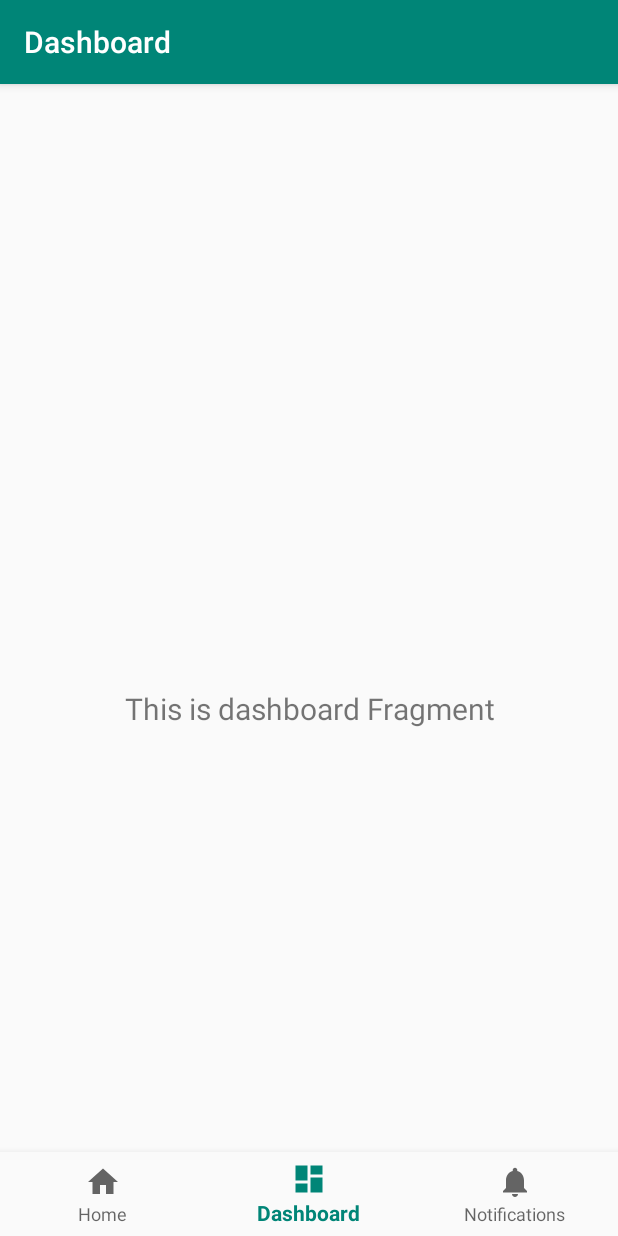
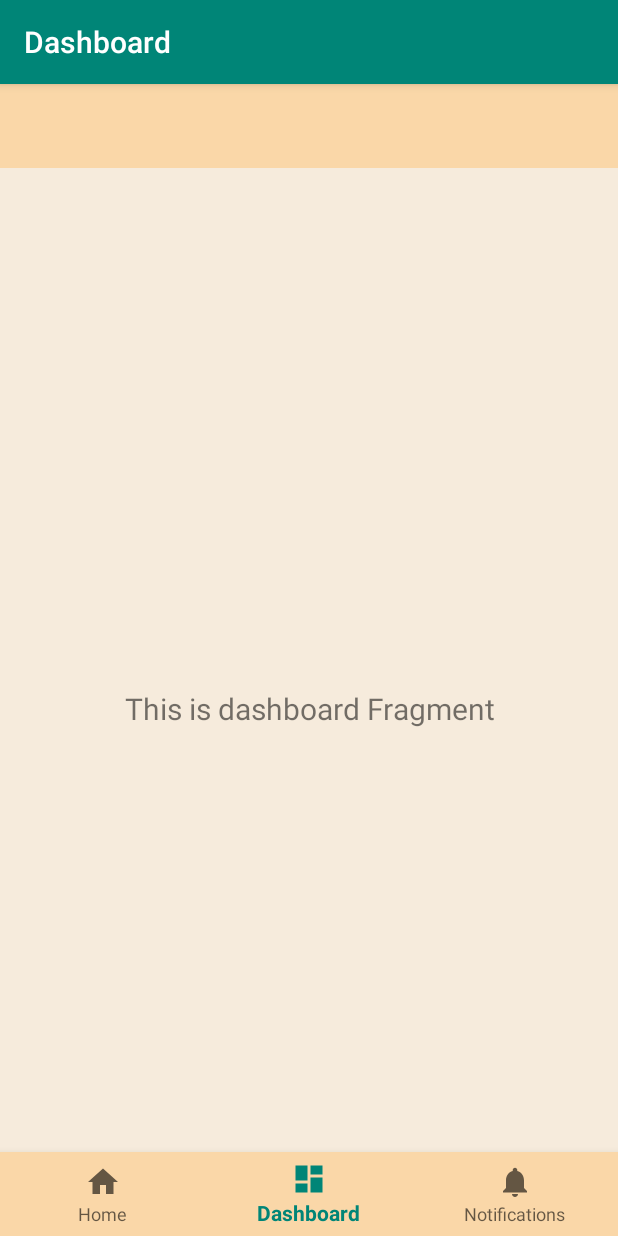
Before and after one commit to Arkani66/PetEncyclopedia, an Android app: the CatListFragment screen opened through its navigation route, on a phone screen of 412 x 824 dp. Run offline under Robolectric (Android 15) with nearby library versions, the phone set to English and light mode, and no system bars; our stand-ins replace navigation-ui.

Commit message:
implements bottom naviguation

```diff
--- a/app/src/main/java/com/example/petencyclopedia/ui/dashboard/DashboardFragment.kt
+++ b/app/src/main/java/com/example/petencyclopedia/ui/Cat/CatListFragment.kt
@@ -1,4 +1,4 @@
-package com.example.petencyclopedia.ui.dashboard
+package com.example.petencyclopedia.ui.Cat
 
 import android.os.Bundle
 import android.view.LayoutInflater
@@ -8,13 +8,12 @@ import android.widget.TextView
 import androidx.fragment.app.Fragment
 import androidx.lifecycle.Observer
 import androidx.lifecycle.ViewModelProvider
-import com.example.petencyclopedia.R
-import com.example.petencyclopedia.databinding.FragmentDashboardBinding
+import com.example.petencyclopedia.databinding.FragmentCatlistBinding
 
-class DashboardFragment : Fragment() {
+class CatListFragment : Fragment() {
 
     private lateinit var dashboardViewModel: DashboardViewModel
-    private var _binding: FragmentDashboardBinding? = null
+    private var _binding: FragmentCatlistBinding? = null
 
     // This property is only valid between onCreateView and
     // onDestroyView.
@@ -28,7 +27,7 @@ class DashboardFragment : Fragment() {
         dashboardViewModel =
             ViewModelProvider(this).get(DashboardViewModel::class.java)
 
-        _binding = FragmentDashboardBinding.inflate(inflater, container, false)
+        _binding = FragmentCatlistBinding.inflate(inflater, container, false)
         val root: View = binding.root
 
         val textView: TextView = binding.textDashboard
--- a/app/src/main/java/com/example/petencyclopedia/ui/dashboard/DashboardViewModel.kt
+++ b/app/src/main/java/com/example/petencyclopedia/ui/Cat/DashboardViewModel.kt
@@ -1,4 +1,4 @@
-package com.example.petencyclopedia.ui.dashboard
+package com.example.petencyclopedia.ui.Cat
 
 import androidx.lifecycle.LiveData
 import androidx.lifecycle.MutableLiveData
--- a/app/src/main/java/com/example/petencyclopedia/ui/home/HomeFragment.kt
+++ b/app/src/main/java/com/example/petencyclopedia/ui/Dog/DogListFragment.kt
@@ -1,4 +1,4 @@
-package com.example.petencyclopedia.ui.home
+package com.example.petencyclopedia.ui.Dog
 
 import android.os.Bundle
 import android.view.LayoutInflater
@@ -8,13 +8,12 @@ import android.widget.TextView
 import androidx.fragment.app.Fragment
 import androidx.lifecycle.Observer
 import androidx.lifecycle.ViewModelProvider
-import com.example.petencyclopedia.R
-import com.example.petencyclopedia.databinding.FragmentHomeBinding
+import com.example.petencyclopedia.databinding.FragmentDoglistBinding
 
-class HomeFragment : Fragment() {
+class DogListFragment : Fragment() {
 
     private lateinit var homeViewModel: HomeViewModel
-    private var _binding: FragmentHomeBinding? = null
+    private var _binding: FragmentDoglistBinding? = null
 
     // This property is only valid between onCreateView and
     // onDestroyView.
@@ -28,7 +27,7 @@ class HomeFragment : Fragment() {
         homeViewModel =
             ViewModelProvider(this).get(HomeViewModel::class.java)
 
-        _binding = FragmentHomeBinding.inflate(inflater, container, false)
+        _binding = FragmentDoglistBinding.inflate(inflater, container, false)
         val root: View = binding.root
 
         val textView: TextView = binding.textHome
--- a/app/src/main/java/com/example/petencyclopedia/ui/home/HomeViewModel.kt
+++ b/app/src/main/java/com/example/petencyclopedia/ui/Dog/HomeViewModel.kt
@@ -1,4 +1,4 @@
-package com.example.petencyclopedia.ui.home
+package com.example.petencyclopedia.ui.Dog
 
 import androidx.lifecycle.LiveData
 import androidx.lifecycle.MutableLiveData
--- a/app/src/main/res/layout/activity_naviguation_choice.xml
+++ b/app/src/main/res/layout/activity_naviguation_choice.xml
@@ -1,10 +1,21 @@
 <?xml version="1.0" encoding="utf-8"?>
-<androidx.constraintlayout.widget.ConstraintLayout xmlns:android="http://schemas.android.com/apk/res/android"
+<androidx.constraintlayout.widget.ConstraintLayout
+        xmlns:android="http://schemas.android.com/apk/res/android"
         xmlns:app="http://schemas.android.com/apk/res-auto"
         android:id="@+id/container"
         android:layout_width="match_parent"
         android:layout_height="match_parent"
-        android:paddingTop="?attr/actionBarSize">
+        android:paddingTop="?attr/actionBarSize"
+        android:background="@color/TopBar">
+
+    <ImageView
+            android:layout_width="match_parent"
+            android:layout_height="match_parent"
+            android:background="@color/Beige"
+            app:layout_constraintBottom_toBottomOf="parent"
+            app:layout_constraintLeft_toLeftOf="parent"
+            app:layout_constraintRight_toRightOf="parent"
+            app:layout_constraintTop_toTopOf="parent"/>
 
     <com.google.android.material.bottomnavigation.BottomNavigationView
             android:id="@+id/nav_view"
@@ -12,7 +23,7 @@
             android:layout_height="wrap_content"
             android:layout_marginStart="0dp"
             android:layout_marginEnd="0dp"
-            android:background="?android:attr/windowBackground"
+            android:background="@color/TopBar"
             app:layout_constraintBottom_toBottomOf="parent"
             app:layout_constraintLeft_toLeftOf="parent"
             app:layout_constraintRight_toRightOf="parent"
--- a/app/src/main/res/layout/fragment_home.xml
+++ b/app/src/main/res/layout/fragment_catlist.xml
@@ -1,13 +1,14 @@
 <?xml version="1.0" encoding="utf-8"?>
-<androidx.constraintlayout.widget.ConstraintLayout xmlns:android="http://schemas.android.com/apk/res/android"
+<androidx.constraintlayout.widget.ConstraintLayout
+        xmlns:android="http://schemas.android.com/apk/res/android"
         xmlns:app="http://schemas.android.com/apk/res-auto"
         xmlns:tools="http://schemas.android.com/tools"
         android:layout_width="match_parent"
         android:layout_height="match_parent"
-        tools:context=".ui.home.HomeFragment">
+        tools:context=".ui.Cat.CatListFragment">
 
     <TextView
-            android:id="@+id/text_home"
+            android:id="@+id/text_dashboard"
             android:layout_width="match_parent"
             android:layout_height="wrap_content"
             android:layout_marginStart="8dp"
--- a/app/src/main/res/layout/fragment_dashboard.xml
+++ b/app/src/main/res/layout/fragment_doglist.xml
@@ -4,10 +4,10 @@
         xmlns:tools="http://schemas.android.com/tools"
         android:layout_width="match_parent"
         android:layout_height="match_parent"
-        tools:context=".ui.dashboard.DashboardFragment">
+        tools:context=".ui.Dog.DogListFragment">
 
     <TextView
-            android:id="@+id/text_dashboard"
+            android:id="@+id/text_home"
             android:layout_width="match_parent"
             android:layout_height="wrap_content"
             android:layout_marginStart="8dp"
--- a/app/src/main/res/layout/fragment_notifications.xml
+++ b/app/src/main/res/layout/fragment_notifications.xml
@@ -1,5 +1,6 @@
 <?xml version="1.0" encoding="utf-8"?>
-<androidx.constraintlayout.widget.ConstraintLayout xmlns:android="http://schemas.android.com/apk/res/android"
+<androidx.constraintlayout.widget.ConstraintLayout
+        xmlns:android="http://schemas.android.com/apk/res/android"
         xmlns:app="http://schemas.android.com/apk/res-auto"
         xmlns:tools="http://schemas.android.com/tools"
         android:layout_width="match_parent"
--- a/app/src/main/res/navigation/mobile_navigation.xml
+++ b/app/src/main/res/navigation/mobile_navigation.xml
@@ -7,15 +7,15 @@
 
     <fragment
             android:id="@+id/navigation_home"
-            android:name="com.example.petencyclopedia.ui.home.HomeFragment"
+            android:name="com.example.petencyclopedia.ui.Dog.DogListFragment"
             android:label="@string/title_home"
-            tools:layout="@layout/fragment_home" />
+            tools:layout="@layout/fragment_doglist" />
 
     <fragment
             android:id="@+id/navigation_dashboard"
-            android:name="com.example.petencyclopedia.ui.dashboard.DashboardFragment"
+            android:name="com.example.petencyclopedia.ui.Cat.CatListFragment"
             android:label="@string/title_dashboard"
-            tools:layout="@layout/fragment_dashboard" />
+            tools:layout="@layout/fragment_catlist" />
 
     <fragment
             android:id="@+id/navigation_notifications"
--- a/app/src/main/res/values/colors.xml
+++ b/app/src/main/res/values/colors.xml
@@ -3,4 +3,6 @@
     <color name="colorPrimary">#008577</color>
     <color name="colorPrimaryDark">#00574B</color>
     <color name="colorAccent">#D81B60</color>
+    <color name="Beige">#F6EBDC</color>
+    <color name="TopBar">#FAD7A8</color>
 </resources>
--- a/app/src/main/res/values/strings.xml
+++ b/app/src/main/res/values/strings.xml
@@ -1,5 +1,6 @@
 <resources>
     <string name="app_name">PetEncyclopedia</string>
+    <string name="btn_accueil">Enter the Encyclopedia</string>
     <string name="message_accueil_btn">Vous allez accéder au PetEncyclopedia !</string>
     <string name="title_activity_naviguation_choice">MainActivity</string>
     <string name="title_home">Home</string>
```
Also changed, not shown: app/src/main/java/com/example/petencyclopedia/MainActivity.kt (+6 -5 lines), app/src/main/res/layout/activity_main.xml (+24 -2 lines), app/src/main/res/drawable/chatetcasque.PNG (added).
